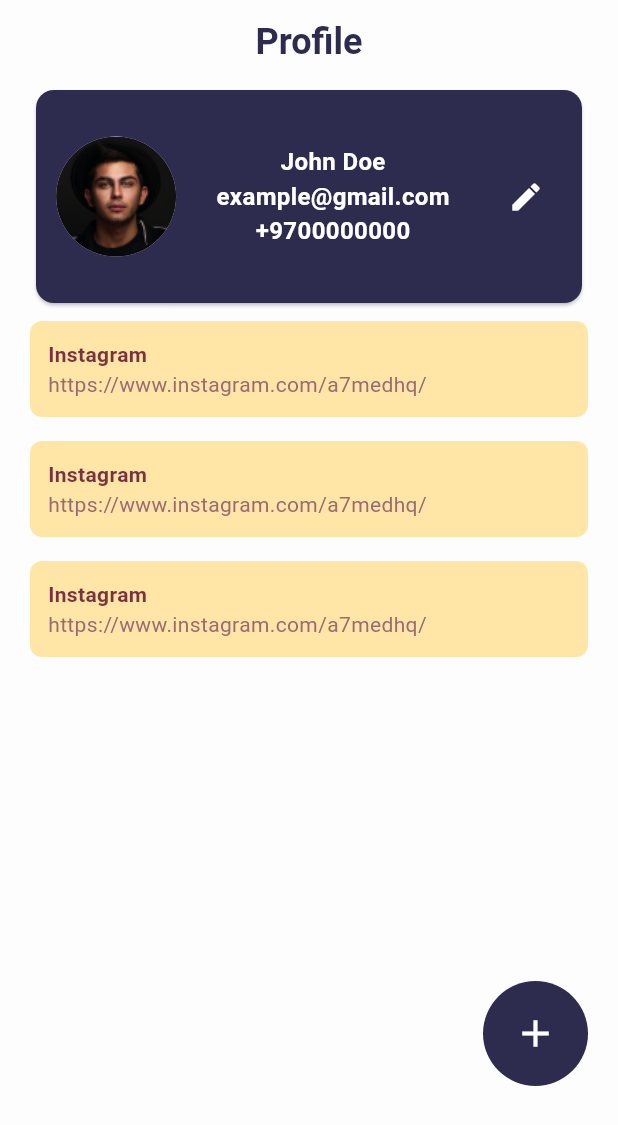
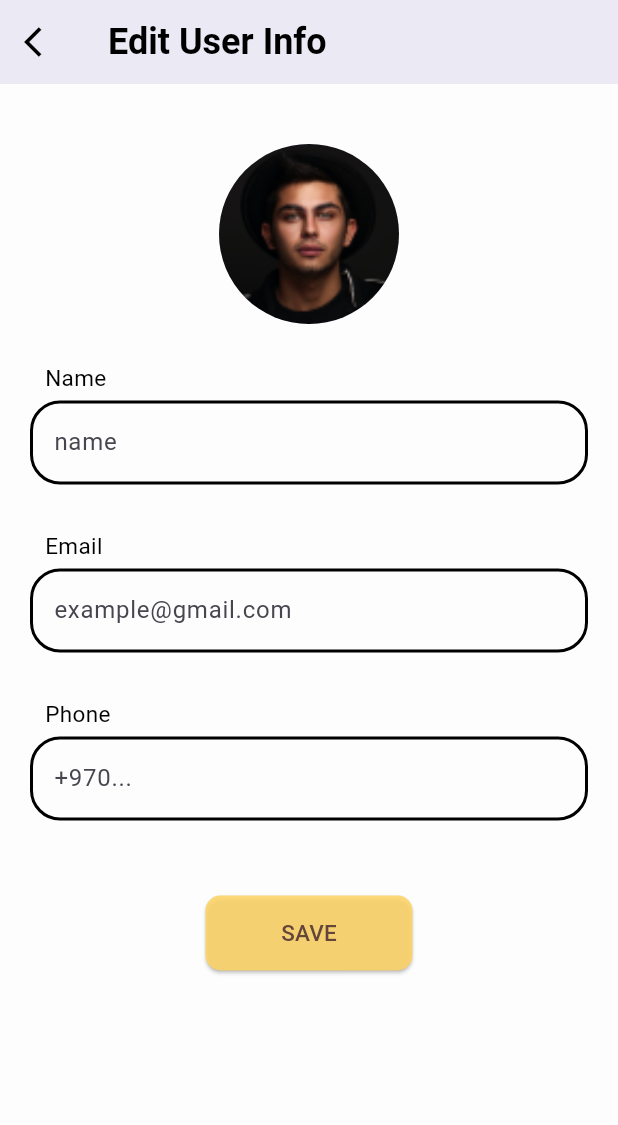
Before and after one commit to WafaaHarbJame/scan_qr_app, a Flutter app: the ProfileView screen opened by its route, after a tap on the "edit" icon, on a phone screen of 412 x 824 dp. Shown: the top 1125 px of the screen. Run offline on Flutter 3.47's test engine with Material 2 defaults, Android fonts, the phone set to English and light mode, and no system bars; drawn by our look-alikes of flutter_slidable; our stand-ins replace flutter_svg, font_awesome_flutter, qr_flutter.

Commit message:
Adding the Edit Link & Edit Profile Pages

```diff
--- /dev/null
+++ b/lib/features/edit_user_info/edit_user_info.dart
@@ -0,0 +1,152 @@
+import 'package:flutter/material.dart';
+
+class edit_user_info extends StatefulWidget {
+  @override
+  State<StatefulWidget> createState() {
+    return _edit_user_infoState();
+  }
+}
+
+OutlineInputBorder myinputborder() {
+  return const OutlineInputBorder(
+    borderRadius: BorderRadius.all(Radius.circular(20)),
+    borderSide: BorderSide(
+      color: Colors.black,
+      width: 2,
+    ),
+  );
+}
+
+OutlineInputBorder myfocusborder() {
+  return const OutlineInputBorder(
+    borderRadius: BorderRadius.all(Radius.circular(20)),
+    borderSide: BorderSide(
+      color: Colors.black,
+      width: 2,
+    ),
+  );
+}
+
+class _edit_user_infoState extends State<edit_user_info> {
+  var name = "Text";
+  String userName = '';
+  var passwardController = TextEditingController();
+
+  var itemSelected;
+  @override
+  Widget build(BuildContext context) {
+    return Scaffold(
+      appBar: AppBar(
+        backgroundColor: const Color.fromARGB(213, 231, 229, 241),
+        centerTitle: false,
+        title: const Text(
+          "Edit User Info",
+          style: TextStyle(color: Colors.black),
+          textAlign: TextAlign.start,
+        ),
+        leading: IconButton(
+          icon: const Icon(Icons.arrow_back_ios),
+          color: Colors.black,
+          onPressed: () {
+            // Navigate back to the previous screen
+            Navigator.pop(context);
+          },
+        ),
+      ),
+      body: Container(
+        margin: const EdgeInsets.only(top: 20),
+        padding: const EdgeInsets.all(20),
+        child: Column(
+          crossAxisAlignment: CrossAxisAlignment.start,
+          children: [
+            const Center(
+              child: CircleAvatar(
+                radius: 60,
+                backgroundImage: AssetImage('assets/imgs/user_photo.png'),
+              ),
+            ),
+            const SizedBox(
+              height: 20,
+            ),
+            const Padding(
+              padding: EdgeInsets.symmetric(horizontal: 10, vertical: 5),
+              child: Text(
+                "Name",
+                style: TextStyle(fontSize: 15, color: Colors.black),
+                textAlign: TextAlign.left,
+              ),
+            ),
+            TextField(
+              decoration: InputDecoration(
+                hintText: "name",
+                border: myinputborder(),
+                enabledBorder: myinputborder(),
+                focusedBorder: myfocusborder(),
+              ),
+            ),
+            const SizedBox(height: 25),
+            const Padding(
+              padding: EdgeInsets.symmetric(horizontal: 10, vertical: 5),
+              child: Text(
+                "Email",
+                style: TextStyle(fontSize: 15, color: Colors.black),
+                textAlign: TextAlign.left,
+              ),
+            ),
+            TextField(
+              decoration: InputDecoration(
+                hintText: "example@gmail.com",
+                border: myinputborder(),
+                enabledBorder: myinputborder(),
+                focusedBorder: myfocusborder(),
+              ),
+            ),
+            const SizedBox(height: 25),
+            const Padding(
+              padding: EdgeInsets.symmetric(horizontal: 10, vertical: 5),
+              child: Text(
+                "Phone",
+                style: TextStyle(fontSize: 15, color: Colors.black),
+                textAlign: TextAlign.left,
+              ),
+            ),
+            TextField(
+              keyboardType: const TextInputType.numberWithOptions(),
+              decoration: InputDecoration(
+                hintText: "+970...",
+                border: myinputborder(),
+                enabledBorder: myinputborder(),
+                focusedBorder: myfocusborder(),
+              ),
+            ),
+            Container(
+              margin: const EdgeInsets.all(50),
+              child: Center(
+                child: ElevatedButton(
+                  onPressed: () {
+                    Navigator.pop(context);
+                  },
+                  style: ElevatedButton.styleFrom(
+                    foregroundColor: const Color.fromARGB(255, 100, 69, 58),
+                    backgroundColor: const Color.fromARGB(220, 255, 212, 101),
+                    minimumSize: const Size(
+                      138,
+                      50,
+                    ),
+                    shape: RoundedRectangleBorder(
+                      borderRadius: BorderRadius.circular(10.0),
+                    ),
+                  ),
+                  child: const Text(
+                    'SAVE',
+                    style: TextStyle(fontSize: 15.0),
+                  ),
+                ),
+              ),
+            ),
+          ],
+        ),
+      ),
+    );
+  }
+}
--- a/lib/features/home/home_view.dart
+++ b/lib/features/home/home_view.dart
@@ -16,7 +16,7 @@ class HomeView extends StatelessWidget {
         elevation: 0,
         automaticallyImplyLeading: false,
         actions: [
-          IconButton(onPressed: () {  }, icon: const Icon(Icons.search)),
+          IconButton(onPressed: () {}, icon: const Icon(Icons.search)),
           IconButton(onPressed: () {}, icon: const Icon(Icons.qr_code_scanner))
         ],
       ),
@@ -139,7 +139,7 @@ class AddItem extends StatelessWidget {
                         builder: (context) => const AddLinkView()));
               },
               icon: const Icon(Icons.add)),
-           const Text("add",
+          const Text("add",
               style: TextStyle(
                 color: Colors.black,
                 fontWeight: FontWeight.normal,
--- a/lib/features/profile/profile_view.dart
+++ b/lib/features/profile/profile_view.dart
@@ -1,10 +1,13 @@
 import 'package:bootcamp_starter/core/widgets/primary_button_widget.dart';
+import 'package:bootcamp_starter/features/edit_link/edit_link.dart';
 import 'package:bootcamp_starter/features/new_link/add_link_screen.dart';
 import 'package:flutter/material.dart';
 import 'package:flutter_slidable/flutter_slidable.dart';
 
 import '../../core/util/constants.dart';
 import '../../core/util/styles.dart';
+import '../edit_user_info/edit_user_info.dart';
+import '../edit_link/edit_link.dart';
 
 class ProfileView extends StatefulWidget {
   static String id = '/profileView';
@@ -47,10 +50,8 @@ class _ProfileViewState extends State<ProfileView> {
             right: 20,
             child: InkWell(
               onTap: () {
-                Navigator.push(
-                    context,
-                    MaterialPageRoute(
-                        builder: (context) =>AddLinkView()));
+                Navigator.push(context,
+                    MaterialPageRoute(builder: (context) => AddLinkView()));
                 // handle button press
               },
               child: Container(
@@ -107,7 +108,12 @@ class LinksListItem extends StatelessWidget {
             width: 4, // Add desired width between actions
           ),
           SlidableAction(
-            onPressed: (context) {},
+            onPressed: (context) {
+              Navigator.push(
+                context,
+                MaterialPageRoute(builder: (context) => edit_link()),
+              );
+            },
             flex: 1,
             backgroundColor: kSecondaryColor,
             foregroundColor: Colors.white,
@@ -185,7 +191,12 @@ class CardProfile extends StatelessWidget {
                 ],
               ),
               IconButton(
-                onPressed: () {},
+                onPressed: () {
+                  Navigator.push(
+                    context,
+                    MaterialPageRoute(builder: (context) => edit_user_info()),
+                  );
+                },
                 icon: const Icon(Icons.edit),
                 color: Colors.white,
               )
```
Also changed, not shown: lib/features/edit_link/edit_link.dart (added, +138 -0 lines).
